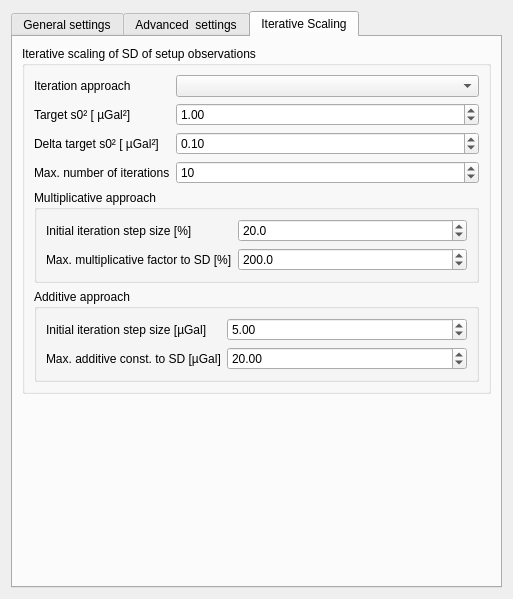
Before: the Qt Designer form gravtools/gui/dialog_estimation_settings.ui in ahellers/GravTools, drawn with Qt 5.
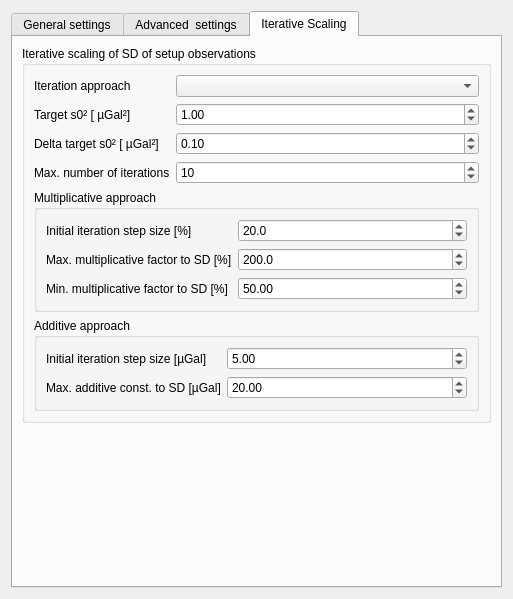
After: the same form once the commit is applied. The open tabs and pages were chosen to show the change.

The edit to the form file:
```diff
--- a/gravtools/gui/dialog_estimation_settings.ui
+++ b/gravtools/gui/dialog_estimation_settings.ui
@@ -579,6 +579,26 @@
                  </property>
                 </widget>
                </item>
+               <item row="2" column="0">
+                <widget class="QLabel" name="label_min_multiplicative_factor_to_sd_percent">
+                 <property name="text">
+                  <string>Min. multiplicative factor to SD [%]</string>
+                 </property>
+                </widget>
+               </item>
+               <item row="2" column="1">
+                <widget class="QDoubleSpinBox" name="doubleSpinBox_min_multiplicative_factor_to_sd_percent">
+                 <property name="minimum">
+                  <double>1.000000000000000</double>
+                 </property>
+                 <property name="maximum">
+                  <double>100.000000000000000</double>
+                 </property>
+                 <property name="value">
+                  <double>50.000000000000000</double>
+                 </property>
+                </widget>
+               </item>
               </layout>
              </item>
             </layout>
```
